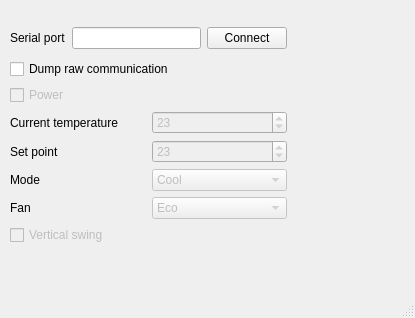
This is Simulators/CN_WIRED/ACSimulator/mainwindow.ui in Sonic-Amiga/ESP8266-Faikin as Qt 5 draws it before an edit. The edited form follows.
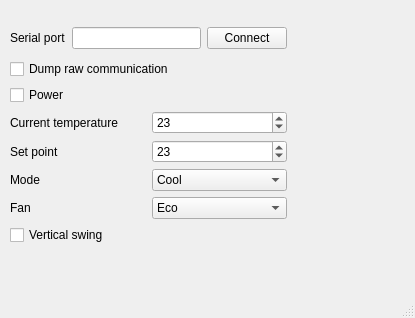
This is the edited form.

Commit message:
CN_WIRED/ACSimulator: Do not disable widgets
Allow updating internal state while offline

What changed in the file:
```diff
--- a/Simulators/CN_WIRED/ACSimulator/mainwindow.ui
+++ b/Simulators/CN_WIRED/ACSimulator/mainwindow.ui
@@ -14,7 +14,7 @@
    <string>AC Simulator</string>
   </property>
   <widget class="QWidget" name="centralwidget">
-   <widget class="QWidget" name="">
+   <widget class="QWidget" name="layoutWidget">
     <property name="geometry">
      <rect>
       <x>10</x>
@@ -57,7 +57,7 @@
        <item row="1" column="0">
         <widget class="QCheckBox" name="powerState">
          <property name="enabled">
-          <bool>false</bool>
+          <bool>true</bool>
          </property>
          <property name="text">
           <string>Power</string>
@@ -79,7 +79,7 @@
          <item>
           <widget class="QSpinBox" name="currentTemp">
            <property name="enabled">
-            <bool>false</bool>
+            <bool>true</bool>
            </property>
            <property name="keyboardTracking">
             <bool>false</bool>
@@ -103,7 +103,7 @@
          <item>
           <widget class="QSpinBox" name="setPoint">
            <property name="enabled">
-            <bool>false</bool>
+            <bool>true</bool>
            </property>
            <property name="keyboardTracking">
             <bool>false</bool>
@@ -127,7 +127,7 @@
          <item>
           <widget class="QComboBox" name="modeSelector">
            <property name="enabled">
-            <bool>false</bool>
+            <bool>true</bool>
            </property>
            <item>
             <property name="text">
@@ -170,7 +170,7 @@
          <item>
           <widget class="QComboBox" name="fanSelector">
            <property name="enabled">
-            <bool>false</bool>
+            <bool>true</bool>
            </property>
            <item>
             <property name="text">
@@ -209,7 +209,7 @@
        <item row="6" column="0">
         <widget class="QCheckBox" name="vSwing">
          <property name="enabled">
-          <bool>false</bool>
+          <bool>true</bool>
          </property>
          <property name="text">
           <string>Vertical swing</string>
```
The commit also changes 1 other file.
